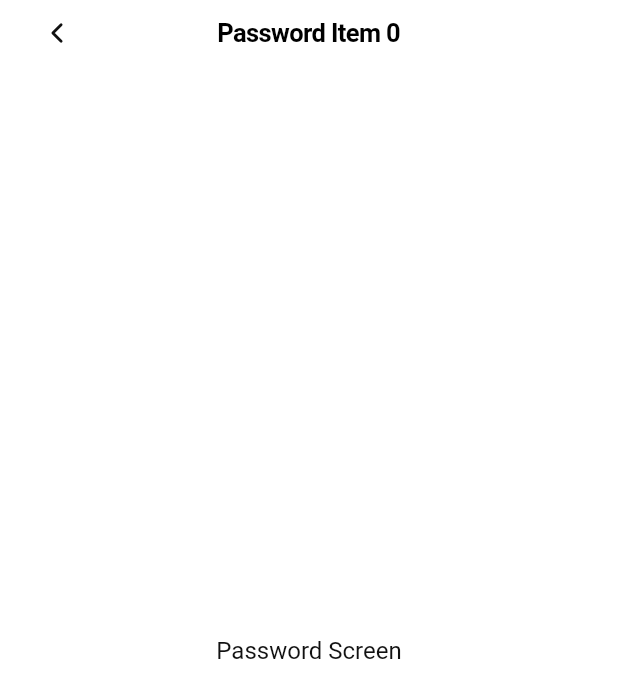
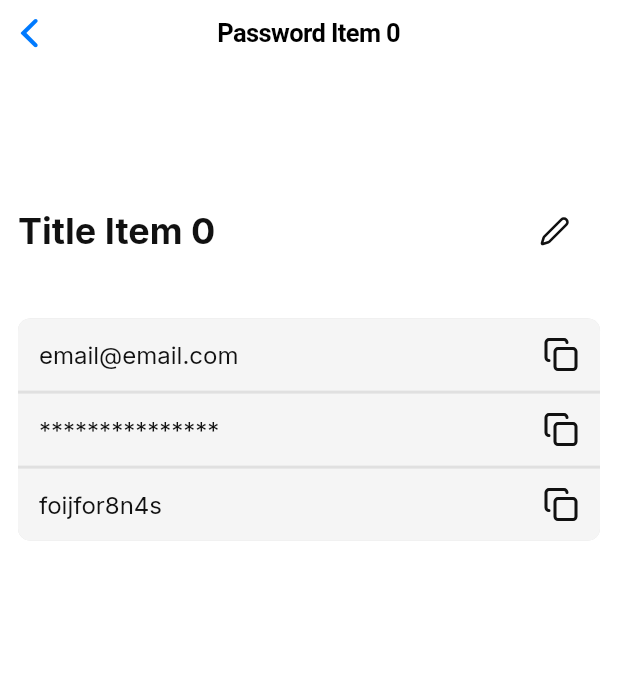
Before and after one commit to abdulraufdev/depass, a Flutter app: the screen it shows after launch, after a tap on an icon or button, on a phone screen of 412 x 824 dp. Shown: the top 698 px of the screen. Run offline on Flutter 3.47's test engine with Material 3 defaults, Android fonts, the phone set to English and light mode, and no system bars; our stand-ins replace lucide_icons_flutter.

Commit message:
basic layout setup 1

```diff
--- a/lib/theme/text_theme.dart
+++ b/lib/theme/text_theme.dart
@@ -6,6 +6,7 @@ class DepassTextTheme {
 
   static CupertinoTextThemeData regular = CupertinoTextThemeData(
     textStyle: TextStyle(
+      fontFamily: 'Inter',
       fontSize: 16,
       fontWeight: FontWeight.normal,
       color: DepassConstants.text,
--- a/lib/views/password/password_screen.dart
+++ b/lib/views/password/password_screen.dart
@@ -1,3 +1,6 @@
+import 'package:depass/theme/text_theme.dart';
+import 'package:depass/utils/constants.dart';
+import 'package:depass/views/password/edit_password.dart';
 import 'package:flutter/cupertino.dart';
 import 'package:lucide_icons_flutter/lucide_icons.dart';
 
@@ -15,20 +18,62 @@ class _PasswordScreenState extends State<PasswordScreen> {
   Widget build(BuildContext context) {
     return CupertinoPageScaffold(
       navigationBar: CupertinoNavigationBar(
-        leading: CupertinoButton(
-            padding: EdgeInsets.zero,
-            onPressed: (){
-              Navigator.pop(context);
-            },
-            child: Icon(
-              LucideIcons.chevronLeft,
-              size: 22, // Icon visual size
-          ),
-        ),
-        previousPageTitle: 'Back',
         middle: Text('Password ${widget.id}'),
       ),
-      child: Center(child: Text('Password Screen')),
+      child: Padding(
+        padding: EdgeInsets.all(12.0),
+        child: Column(
+          spacing: 32,
+          children: [
+            SizedBox(
+              height: 40,
+            ),
+            Row(
+              mainAxisAlignment: MainAxisAlignment.spaceBetween,
+              children: [
+                Text("Title ${widget.id}", style: DepassTextTheme.heading1),
+                CupertinoButton(child: Icon(LucideIcons.pen,), onPressed: (){
+                  Navigator.of(context).push(
+                    CupertinoPageRoute(
+                      builder: (context) => EditPasswordScreen()
+                    )
+                  );
+                },),
+              ],
+            ),
+            Container(
+              decoration: BoxDecoration(
+                color: DepassConstants.separator,
+                borderRadius: BorderRadius.circular(8),
+              ),
+              clipBehavior: Clip.antiAlias,
+              child: Column(
+                spacing: 2,
+                children: [
+                  CupertinoListTile(
+                    padding: EdgeInsets.symmetric(horizontal: 14, vertical: 10),
+            backgroundColor: DepassConstants.fadedBackground,
+                    title: Text("email@email.com"),
+                    trailing: Icon(LucideIcons.copy),
+                  ),
+                  CupertinoListTile(
+                    padding: EdgeInsets.symmetric(horizontal: 14, vertical: 10),
+            backgroundColor: DepassConstants.fadedBackground,
+                    title: Text("***************"),
+                    trailing: Icon(LucideIcons.copy),
+                  ),
+                  CupertinoListTile(
+                    padding: EdgeInsets.symmetric(horizontal: 14, vertical: 10),
+            backgroundColor: DepassConstants.fadedBackground,
+                    title: Text("foijfor8n4s"),
+                    trailing: Icon(LucideIcons.copy),
+                  ),
+                ],
+              ),
+            ),
+          ],
+        ),
+      ),
     );
   }
 }
--- a/lib/widgets/custom_list_tile.dart
+++ b/lib/widgets/custom_list_tile.dart
@@ -20,9 +20,7 @@ class CustomListTile extends StatelessWidget {
               Navigator.of(context).push(
                 CupertinoPageRoute(
                   builder: (context) => PasswordScreen(id: title)),
-              ).catchError((err){
-                print(err);
-              });
+              );
             },
           );
   }
--- a/pubspec.yaml
+++ b/pubspec.yaml
@@ -7,6 +7,7 @@ environment:
   sdk: ^3.9.0
 
 dependencies:
+  cupertino_icons: ^1.0.8
   flutter:
     sdk: flutter
   lucide_icons_flutter: ^3.0.9
```
Also changed, not shown: lib/views/home/home_screen.dart (+29 -1 lines), lib/views/password/edit_password.dart (added, +144 -0 lines), lib/widgets/custom_drawer.dart (added, +75 -0 lines), pubspec.lock, 1 other file.
